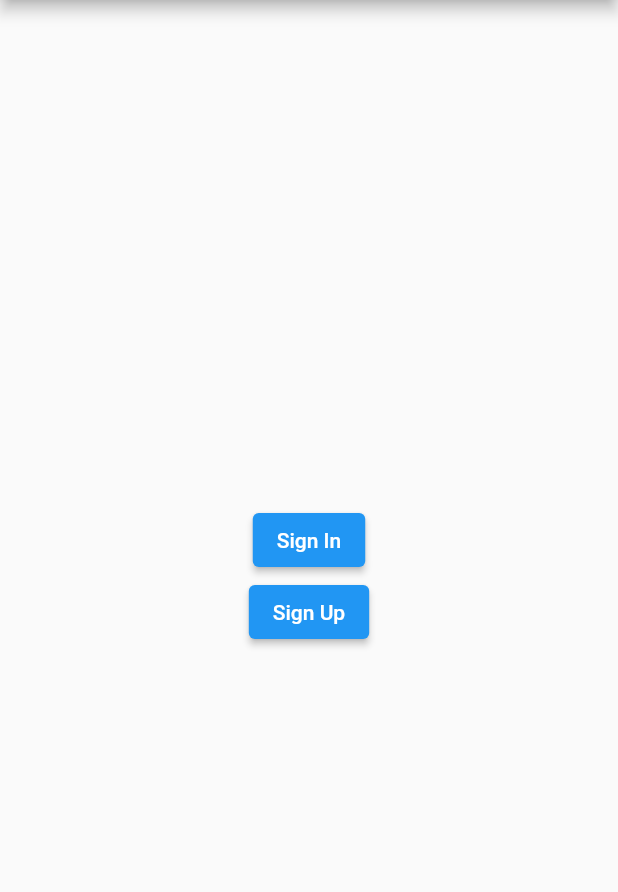
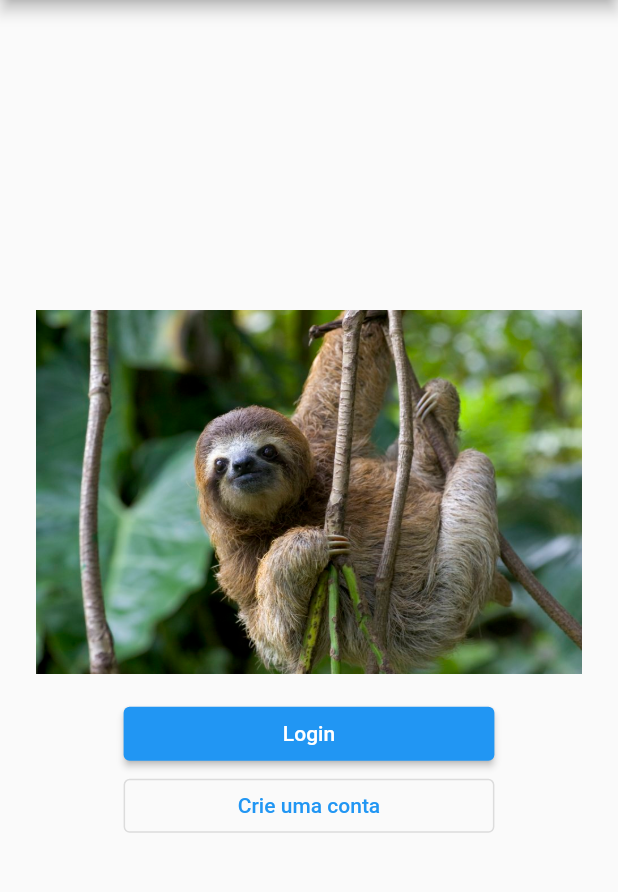
Before and after one commit to mateusvagner/foli-client-mobile, a Flutter app: the screen it shows after launch, on a phone screen of 412 x 824 dp, the part 84-976 px from its top. Run offline on Flutter 3.47's test engine with Material 2 defaults, Android fonts, the phone set to English and light mode, and no system bars.

Commit message:
refactor: improve login screen design

```diff
--- a/lib/home_page.dart
+++ /dev/null
@@ -1,41 +0,0 @@
-import 'package:flutter/material.dart';
-
-class HomePage extends StatefulWidget {
-  const HomePage({Key? key, required this.title}) : super(key: key);
-
-  final String title;
-
-  @override
-  State<HomePage> createState() => _HomePageState();
-}
-
-class _HomePageState extends State<HomePage> {
-
-  @override
-  Widget build(BuildContext context) {
-
-    return Scaffold(
-      appBar: AppBar(
-
-        title: Text(widget.title),
-      ),
-      body: Center(
-
-        child: Column(
-
-          mainAxisAlignment: MainAxisAlignment.center,
-          children: <Widget>[
-            ElevatedButton(
-              child: const Text("Sign In"),
-              onPressed: () {},
-            ),
-            ElevatedButton(
-              child: const Text("Sign Up"),
-              onPressed: () {},
-            )
-          ],
-        ),
-      ),
-    );
-  }
-}
--- /dev/null
+++ b/lib/login_screen.dart
@@ -0,0 +1,49 @@
+import 'package:flutter/material.dart';
+
+class LoginScreen extends StatefulWidget {
+  const LoginScreen({Key? key, required this.title}) : super(key: key);
+
+  final String title;
+
+  @override
+  State<LoginScreen> createState() => _LoginScreenState();
+}
+
+class _LoginScreenState extends State<LoginScreen> {
+  @override
+  Widget build(BuildContext context) {
+    return Scaffold(
+      appBar: AppBar(
+        title: Text(widget.title),
+      ),
+      body: Center(
+        child: Padding(
+          padding: const EdgeInsets.all(24.0),
+          child: Column(
+            mainAxisAlignment: MainAxisAlignment.center,
+            children: <Widget>[
+              Image.asset('assets/images/sloth.jpg'),
+              const SizedBox(
+                height: 16.0,
+              ),
+              SizedBox(
+                width: MediaQuery.of(context).size.width * 0.6,
+                child: ElevatedButton(
+                  child: const Text("Login"),
+                  onPressed: () {},
+                ),
+              ),
+              SizedBox(
+                width: MediaQuery.of(context).size.width * 0.6,
+                child: OutlinedButton(
+                  child: const Text("Crie uma conta"),
+                  onPressed: () {},
+                ),
+              )
+            ],
+          ),
+        ),
+      ),
+    );
+  }
+}
--- a/lib/main.dart
+++ b/lib/main.dart
@@ -1,6 +1,6 @@
 import 'package:flutter/material.dart';
 
-import 'home_page.dart';
+import 'login_screen.dart';
 
 void main() {
   runApp(const FoliApp());
@@ -26,7 +26,7 @@ class FoliApp extends StatelessWidget {
         // is not restarted.
         primarySwatch: Colors.blue,
       ),
-      home: const HomePage(title: 'Foli App'),
+      home: const LoginScreen(title: 'Foli App'),
     );
   }
 }
--- a/pubspec.yaml
+++ b/pubspec.yaml
@@ -58,8 +58,8 @@ flutter:
   uses-material-design: true
 
   # To add assets to your application, add an assets section, like this:
-  # assets:
-  #   - images/a_dot_burr.jpeg
+  assets:
+    - assets/images/
   #   - images/a_dot_ham.jpeg
 
   # An image asset can refer to one or more resolution-specific "variants", see
```
Also changed, not shown: assets/images/sloth.jpg (added), pubspec.lock.
